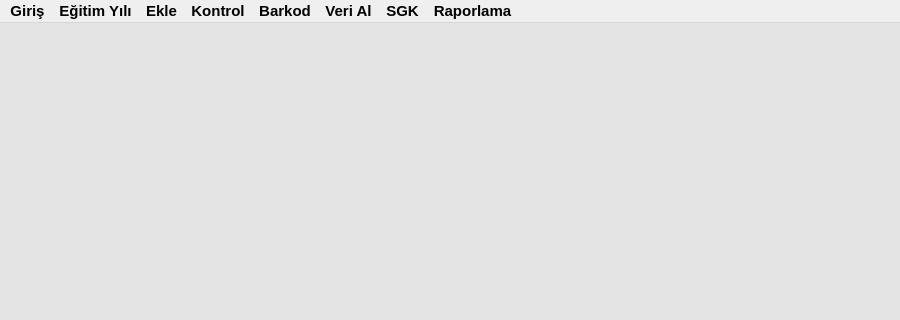
Qt form screens/add_mainpage.ui (hasanicli/ibeV3) before a commit; both pictures show x 0 to 900 and y 0 to 320 of the 900 by 600 pixel window.
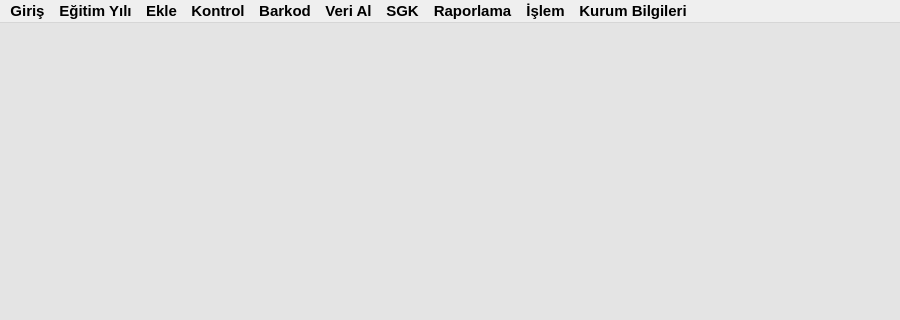
The same form after that commit. Icons and pictures are not drawn.

Commit message: 20201212 mainpage revision

Patch:
```diff
--- a/screens/add_mainpage.ui
+++ b/screens/add_mainpage.ui
@@ -1026,7 +1026,14 @@
      <height>21</height>
     </rect>
    </property>
-   <widget class="QMenu" name="menuEkle">
+   <widget class="QMenu" name="menuAdd">
+    <property name="font">
+     <font>
+      <pointsize>9</pointsize>
+      <weight>50</weight>
+      <bold>false</bold>
+     </font>
+    </property>
     <property name="title">
      <string>Ekle</string>
     </property>
@@ -1115,14 +1122,38 @@
     <addaction name="actionSGK_Prim_Belgesi_49"/>
     <addaction name="actionSGK_Prim_Belgesi_50"/>
    </widget>
+   <widget class="QMenu" name="menuOperation">
+    <property name="font">
+     <font>
+      <pointsize>9</pointsize>
+      <weight>50</weight>
+      <bold>false</bold>
+     </font>
+    </property>
+    <property name="title">
+     <string>İşlem</string>
+    </property>
+    <addaction name="act_pull_sutudent"/>
+    <addaction name="act_add_class_to_parent"/>
+    <addaction name="act_staff_workplace"/>
+    <addaction name="act_disconnection"/>
+   </widget>
+   <widget class="QMenu" name="menuSchool_Info">
+    <property name="title">
+     <string>Kurum Bilgileri</string>
+    </property>
+    <addaction name="act_institutation_info"/>
+   </widget>
    <addaction name="menuGiri"/>
    <addaction name="menuE_itim_Y_l"/>
-   <addaction name="menuEkle"/>
+   <addaction name="menuAdd"/>
    <addaction name="menuKontrol"/>
    <addaction name="menuBarkod"/>
    <addaction name="menuVeri_Al"/>
    <addaction name="menuSGK"/>
    <addaction name="menuRaporlama"/>
+   <addaction name="menuOperation"/>
+   <addaction name="menuSchool_Info"/>
   </widget>
   <widget class="QStatusBar" name="statusbar"/>
   <action name="act_student">
```
Left out of the diff: 18 changed lines with no effect on the pictures. The commit also changes 12 other files.
